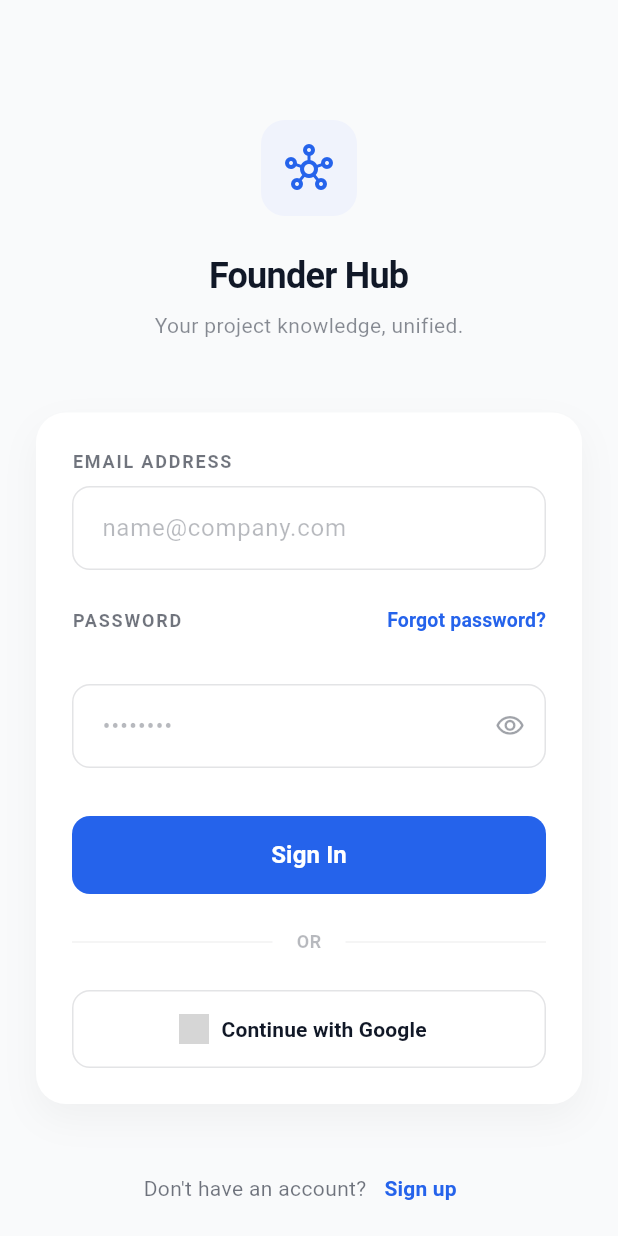
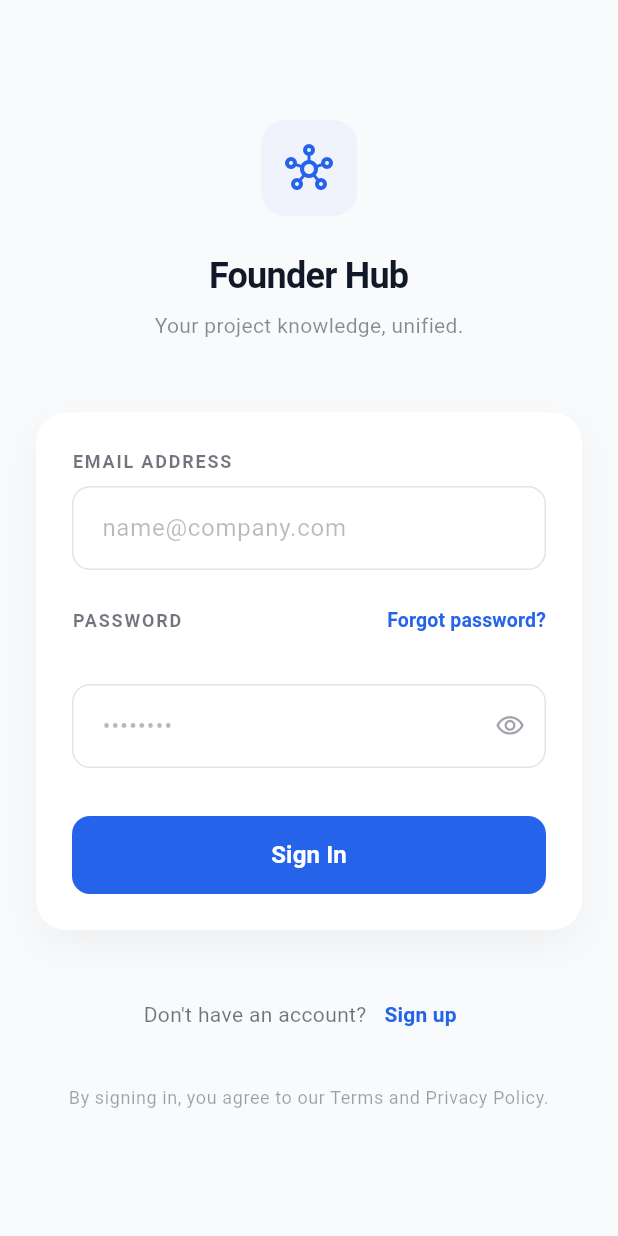
Before and after one commit to HiteshRock23/Founder-s-Notes, a Flutter app: the screen it shows after launch, on a phone screen of 412 x 824 dp. Run offline on Flutter 3.47's test engine with Material 3 defaults, Android fonts, the phone set to English and light mode, and no system bars; our stand-ins replace dio, file_picker, flutter_riverpod, flutter_secure_storage, pretty_dio_logger, share_plus and 2 more; missing offline and left inert: receive_sharing_intent; statements that could not run were skipped; grey boxes are pictures that could not be loaded.

```diff
--- a/lib/core/constants/endpoints.dart
+++ b/lib/core/constants/endpoints.dart
@@ -15,6 +15,7 @@
   static const String login = 'api/auth/login/';
   static const String refreshToken = 'api/auth/token/refresh/';
   static const String me = 'api/auth/me/';
+  static const String register = 'api/auth/register/';
 
   // Projects
   static const String projects = 'api/projects/';
--- a/lib/features/auth/domain/repositories/auth_repository.dart
+++ b/lib/features/auth/domain/repositories/auth_repository.dart
@@ -10,4 +10,6 @@
   /// Reads the stored refresh token, exchanges it for a new access token,
   /// persists the new access token, and returns it.
   Future<String> refreshAccessToken();
+
+  Future<void> register(String name, String email, String password);
 }
--- a/lib/features/auth/presentation/screens/login_screen.dart
+++ b/lib/features/auth/presentation/screens/login_screen.dart
@@ -25,11 +25,15 @@
   }
 
   Future<void> _handleLogin() async {
+    debugPrint('[LoginScreen] Sign In button tapped');
     if (_formKey.currentState!.validate()) {
+      debugPrint('[LoginScreen] Form valid, calling AuthNotifier.login');
       await ref.read(authProvider.notifier).login(
             _emailController.text.trim(),
             _passwordController.text.trim(),
           );
+    } else {
+      debugPrint('[LoginScreen] Form validation failed');
     }
   }
 
@@ -195,63 +199,6 @@
                         isLoading: authState.isLoading,
                         onPressed: _handleLogin,
                       ),
-
-                      const SizedBox(height: 24),
-
-                      // Divider
-                      Row(
-                        children: [
-                          Expanded(
-                              child: Divider(
-                                  color: theme.colorScheme.outline
-                                      .withValues(alpha: 0.1))),
-                          Padding(
-                            padding: const EdgeInsets.symmetric(horizontal: 16),
-                            child: Text(
-                              'OR',
-                              style: theme.textTheme.bodySmall?.copyWith(
-                                color: theme.colorScheme.onSurface
-                                    .withValues(alpha: 0.3),
-                                fontWeight: FontWeight.bold,
-                              ),
-                            ),
-                          ),
-                          Expanded(
-                              child: Divider(
-                                  color: theme.colorScheme.outline
-                                      .withValues(alpha: 0.1))),
-                        ],
-                      ),
-
-                      const SizedBox(height: 24),
-
-                      // Google Button
-                      SizedBox(
-                        width: double.infinity,
-                        height: 52,
-                        child: OutlinedButton.icon(
-                          onPressed: () {},
-                          style: OutlinedButton.styleFrom(
-                            side: BorderSide(
-                                color: theme.colorScheme.outline
-                                    .withValues(alpha: 0.2)),
-                            shape: RoundedRectangleBorder(
-                              borderRadius: BorderRadius.circular(12),
-                            ),
-                          ),
-                          icon: Image.network(
-                            'https://upload.wikimedia.org/wikipedia/commons/thumb/c/c1/Google_%22G%22_logo.svg/1200px-Google_%22G%22_logo.svg.png',
-                            height: 20,
-                          ),
-                          label: Text(
-                            'Continue with Google',
-                            style: TextStyle(
-                              color: theme.colorScheme.onSurface,
-                              fontWeight: FontWeight.w600,
-                            ),
-                          ),
-                        ),
-                      ),
                     ],
                   ),
                 ),
--- a/lib/features/projects/presentation/providers/project_provider.dart
+++ b/lib/features/projects/presentation/providers/project_provider.dart
@@ -238,7 +238,7 @@
           item.url != null &&
           item.url!.isNotEmpty) {
         buffer.writeln('   ${item.url}');
-      } else if (item.type == ItemType.note && item.description.isNotEmpty) {
+      } else if (item.type == ItemType.note && (item.description ?? '').isNotEmpty) {
         buffer.writeln('   ${item.description}');
       } else if (item.type == ItemType.file &&
           item.fileUrl != null &&
--- a/lib/main.dart
+++ b/lib/main.dart
@@ -10,6 +10,7 @@
 import 'features/capture/presentation/screens/capture_screen.dart';
 import 'core/navigation/auth_gate.dart';
 import 'features/auth/presentation/screens/login_screen.dart';
+import 'features/auth/presentation/screens/signup_screen.dart';
 
 final navigatorKey = GlobalKey<NavigatorState>();
 
@@ -122,6 +123,7 @@
       home: const AuthGate(),
       routes: {
         '/login': (context) => const LoginScreen(),
+        '/signup': (context) => const SignUpScreen(),
         '/dashboard': (context) => const MainShell(),
       },
     );
```
Also changed, not shown: lib/core/network/dio_client.dart (+17 -0 lines), lib/features/auth/data/auth_service.dart (+13 -0 lines), lib/features/auth/data/repositories/auth_repository_impl.dart (+8 -0 lines), lib/features/auth/presentation/providers/auth_provider.dart (+40 -2 lines), lib/features/auth/presentation/screens/signup_screen.dart (+59 -45 lines), pubspec.lock.
